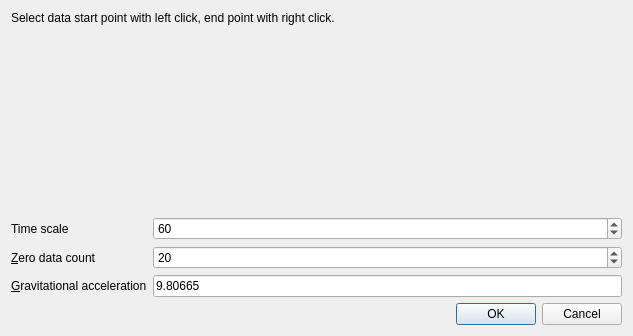
Qt form dataselectdialog.ui (futr/sensorreader) before a commit.
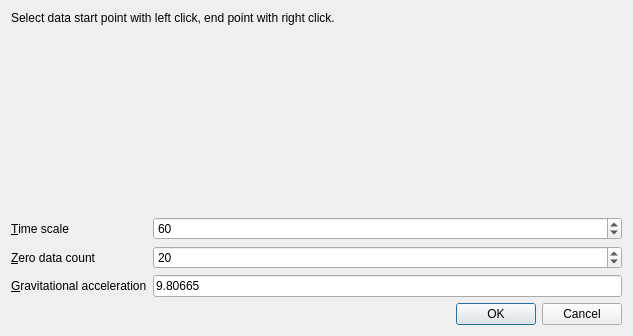
The same form after that commit. Custom widgets are drawn as their Qt base class.

Diff of the .ui file:
```diff
--- a/dataselectdialog.ui
+++ b/dataselectdialog.ui
@@ -42,7 +42,7 @@
      <item row="0" column="0">
       <widget class="QLabel" name="label_2">
        <property name="text">
-        <string>Time scale</string>
+        <string>&amp;Time scale</string>
        </property>
        <property name="buddy">
         <cstring>xScaleSpinBox</cstring>
```
